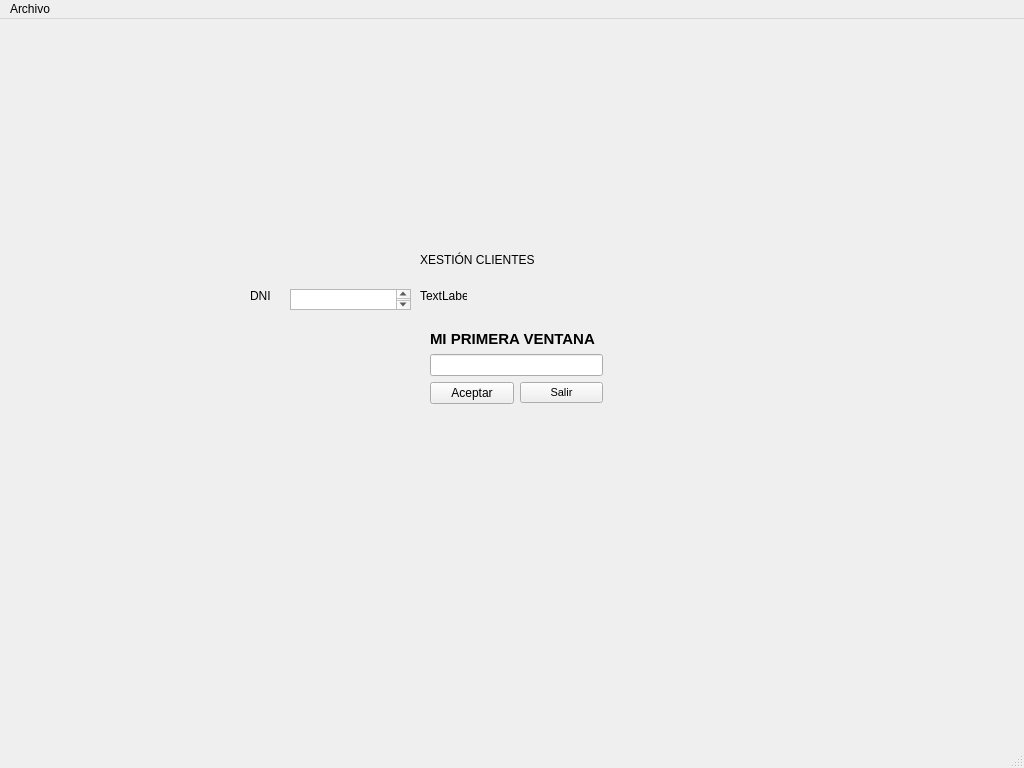
The window that window.ui (AdrianFernandezPerez/fernandezperez) describes before a commit, drawn with Qt 5.
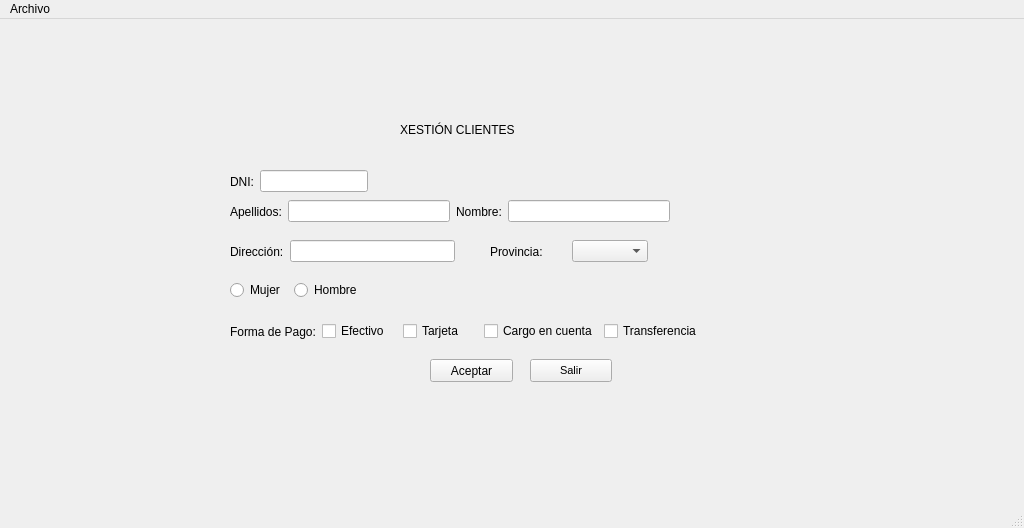
The same window after the commit.

Commit message: Dialogo de salir

Patch:
```diff
--- a/window.ui
+++ b/window.ui
@@ -7,66 +7,18 @@
     <x>0</x>
     <y>0</y>
     <width>1024</width>
-    <height>768</height>
+    <height>528</height>
    </rect>
   </property>
   <property name="windowTitle">
    <string>MainWindow</string>
   </property>
   <widget class="QWidget" name="centralwidget">
-   <widget class="QWidget" name="layoutWidget">
-    <property name="geometry">
-     <rect>
-      <x>430</x>
-      <y>310</y>
-      <width>173</width>
-      <height>75</height>
-     </rect>
-    </property>
-    <layout class="QGridLayout" name="gridLayout">
-     <item row="0" column="0" colspan="2">
-      <widget class="QLabel" name="lblTitulo">
-       <property name="font">
-        <font>
-         <pointsize>11</pointsize>
-         <weight>75</weight>
-         <bold>true</bold>
-        </font>
-       </property>
-       <property name="text">
-        <string>MI PRIMERA VENTANA</string>
-       </property>
-      </widget>
-     </item>
-     <item row="2" column="0">
-      <widget class="QPushButton" name="btnAceptar">
-       <property name="text">
-        <string>Aceptar</string>
-       </property>
-      </widget>
-     </item>
-     <item row="2" column="1">
-      <widget class="QPushButton" name="btnSalir">
-       <property name="font">
-        <font>
-         <pointsize>8</pointsize>
-        </font>
-       </property>
-       <property name="text">
-        <string>Salir</string>
-       </property>
-      </widget>
-     </item>
-     <item row="1" column="0" colspan="2">
-      <widget class="QLineEdit" name="txtDatos"/>
-     </item>
-    </layout>
-   </widget>
    <widget class="QLabel" name="lblClientes">
     <property name="geometry">
      <rect>
-      <x>420</x>
-      <y>220</y>
+      <x>400</x>
+      <y>90</y>
       <width>211</width>
       <height>41</height>
      </rect>
@@ -78,44 +30,262 @@
      <string>XESTIÓN CLIENTES</string>
     </property>
    </widget>
-   <widget class="QLabel" name="labelDNI">
+   <widget class="QPushButton" name="btnAceptar">
     <property name="geometry">
      <rect>
-      <x>250</x>
-      <y>270</y>
-      <width>47</width>
-      <height>13</height>
+      <x>430</x>
+      <y>340</y>
+      <width>83</width>
+      <height>23</height>
      </rect>
     </property>
-    <property name="styleSheet">
-     <string notr="true">font: 14pt &quot;MS Shell Dlg 2&quot;;</string>
+    <property name="text">
+     <string>Aceptar</string>
     </property>
+   </widget>
+   <widget class="QPushButton" name="btnSalir">
+    <property name="geometry">
+     <rect>
+      <x>530</x>
+      <y>340</y>
+      <width>82</width>
+      <height>23</height>
+     </rect>
+    </property>
+    <property name="font">
+     <font>
+      <pointsize>8</pointsize>
+     </font>
+    </property>
     <property name="text">
-     <string>DNI</string>
+     <string>Salir</string>
     </property>
    </widget>
-   <widget class="QTextEdit" name="textDNI">
+   <widget class="QWidget" name="">
     <property name="geometry">
      <rect>
-      <x>290</x>
-      <y>270</y>
-      <width>121</width>
-      <height>21</height>
+      <x>230</x>
+      <y>260</y>
+      <width>132</width>
+      <height>22</height>
      </rect>
     </property>
+    <layout class="QHBoxLayout" name="horizontalLayout">
+     <item>
+      <widget class="QRadioButton" name="rbtFem">
+       <property name="styleSheet">
+        <string notr="true">font: 10pt &quot;MS Shell Dlg 2&quot;;</string>
+       </property>
+       <property name="text">
+        <string>Mujer</string>
+       </property>
+       <attribute name="buttonGroup">
+        <string notr="true">rbtGroupSex</string>
+       </attribute>
+      </widget>
+     </item>
+     <item>
+      <widget class="QRadioButton" name="rbtHom">
+       <property name="styleSheet">
+        <string notr="true">font: 10pt &quot;MS Shell Dlg 2&quot;;</string>
+       </property>
+       <property name="text">
+        <string>Hombre</string>
+       </property>
+       <attribute name="buttonGroup">
+        <string notr="true">rbtGroupSex</string>
+       </attribute>
+      </widget>
+     </item>
+    </layout>
    </widget>
-   <widget class="QLabel" name="labelValidoDni">
+   <widget class="QWidget" name="">
     <property name="geometry">
      <rect>
-      <x>420</x>
-      <y>270</y>
-      <width>47</width>
-      <height>13</height>
+      <x>230</x>
+      <y>300</y>
+      <width>472</width>
+      <height>25</height>
      </rect>
     </property>
-    <property name="text">
-     <string>TextLabel</string>
+    <layout class="QHBoxLayout" name="horizontalLayout_2">
+     <item>
+      <widget class="QLabel" name="lblFormaDePago">
+       <property name="styleSheet">
+        <string notr="true">font: 14pt &quot;MS Shell Dlg 2&quot;;</string>
+       </property>
+       <property name="text">
+        <string>Forma de Pago:</string>
+       </property>
+      </widget>
+     </item>
+     <item>
+      <widget class="QCheckBox" name="chkEfectivo">
+       <property name="text">
+        <string>Efectivo</string>
+       </property>
+       <attribute name="buttonGroup">
+        <string notr="true">chkGroupPago</string>
+       </attribute>
+      </widget>
+     </item>
+     <item>
+      <widget class="QCheckBox" name="chkTarjeta">
+       <property name="text">
+        <string>Tarjeta</string>
+       </property>
+       <attribute name="buttonGroup">
+        <string notr="true">chkGroupPago</string>
+       </attribute>
+      </widget>
+     </item>
+     <item>
+      <widget class="QCheckBox" name="chkCargoCuenta">
+       <property name="text">
+        <string>Cargo en cuenta</string>
+       </property>
+       <attribute name="buttonGroup">
+        <string notr="true">chkGroupPago</string>
+       </attribute>
+      </widget>
+     </item>
+     <item>
+      <widget class="QCheckBox" name="chkTransfe">
+       <property name="text">
+        <string>Transferencia</string>
+       </property>
+       <attribute name="buttonGroup">
+        <string notr="true">chkGroupPago</string>
+       </attribute>
+      </widget>
+     </item>
+    </layout>
+   </widget>
+   <widget class="QWidget" name="">
+    <property name="geometry">
+     <rect>
+      <x>230</x>
+      <y>220</y>
+      <width>225</width>
+      <height>25</height>
+     </rect>
     </property>
+    <layout class="QHBoxLayout" name="horizontalLayout_3">
+     <item>
+      <widget class="QLabel" name="lblDir">
+       <property name="styleSheet">
+        <string notr="true">font: 14pt &quot;MS Shell Dlg 2&quot;;</string>
+       </property>
+       <property name="text">
+        <string>Dirección:</string>
+       </property>
+      </widget>
+     </item>
+     <item>
+      <widget class="QLineEdit" name="txtDir"/>
+     </item>
+    </layout>
+   </widget>
+   <widget class="QWidget" name="">
+    <property name="geometry">
+     <rect>
+      <x>230</x>
+      <y>180</y>
+      <width>440</width>
+      <height>25</height>
+     </rect>
+    </property>
+    <layout class="QHBoxLayout" name="horizontalLayout_4">
+     <item>
+      <widget class="QLabel" name="lblApel">
+       <property name="styleSheet">
+        <string notr="true">font: 14pt &quot;MS Shell Dlg 2&quot;;</string>
+       </property>
+       <property name="text">
+        <string>Apellidos:</string>
+       </property>
+      </widget>
+     </item>
+     <item>
+      <widget class="QLineEdit" name="txtApel"/>
+     </item>
+     <item>
+      <widget class="QLabel" name="lblNome">
+       <property name="styleSheet">
+        <string notr="true">font: 14pt &quot;MS Shell Dlg 2&quot;;</string>
+       </property>
+       <property name="text">
+        <string>Nombre:</string>
+       </property>
+      </widget>
+     </item>
+     <item>
+      <widget class="QLineEdit" name="txtNome"/>
+     </item>
+    </layout>
+   </widget>
+   <widget class="QWidget" name="">
+    <property name="geometry">
+     <rect>
+      <x>230</x>
+      <y>150</y>
+      <width>192</width>
+      <height>25</height>
+     </rect>
+    </property>
+    <layout class="QHBoxLayout" name="horizontalLayout_5">
+     <item>
+      <widget class="QLabel" name="lblDNI">
+       <property name="styleSheet">
+        <string notr="true">font: 14pt &quot;MS Shell Dlg 2&quot;;</string>
+       </property>
+       <property name="text">
+        <string>DNI:</string>
+       </property>
+      </widget>
+     </item>
+     <item>
+      <widget class="QLineEdit" name="txtDNI"/>
+     </item>
+     <item>
+      <widget class="QLabel" name="lblValidoDni">
+       <property name="sizePolicy">
+        <sizepolicy hsizetype="Expanding" vsizetype="Preferred">
+         <horstretch>0</horstretch>
+         <verstretch>0</verstretch>
+        </sizepolicy>
+       </property>
+       <property name="text">
+        <string/>
+       </property>
+      </widget>
+     </item>
+    </layout>
+   </widget>
+   <widget class="QWidget" name="">
+    <property name="geometry">
+     <rect>
+      <x>490</x>
+      <y>220</y>
+      <width>158</width>
+      <height>25</height>
+     </rect>
+    </property>
+    <layout class="QHBoxLayout" name="horizontalLayout_6">
+     <item>
+      <widget class="QLabel" name="lblPro">
+       <property name="styleSheet">
+        <string notr="true">font: 14pt &quot;MS Shell Dlg 2&quot;;</string>
+       </property>
+       <property name="text">
+        <string>Provincia:</string>
+       </property>
+      </widget>
+     </item>
+     <item>
+      <widget class="QComboBox" name="cmbPro"/>
+     </item>
+    </layout>
    </widget>
   </widget>
   <widget class="QMenuBar" name="menubar">
```
Left out of the diff: 8 changed lines with no effect on the pictures. The commit also changes 3 other files.
